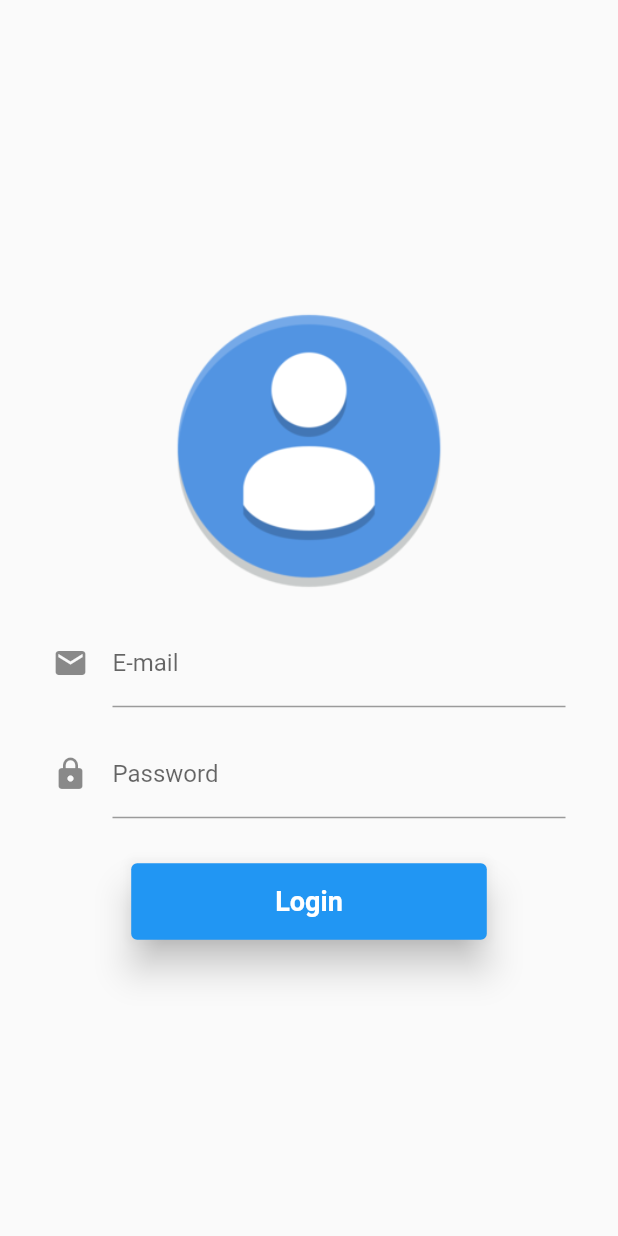
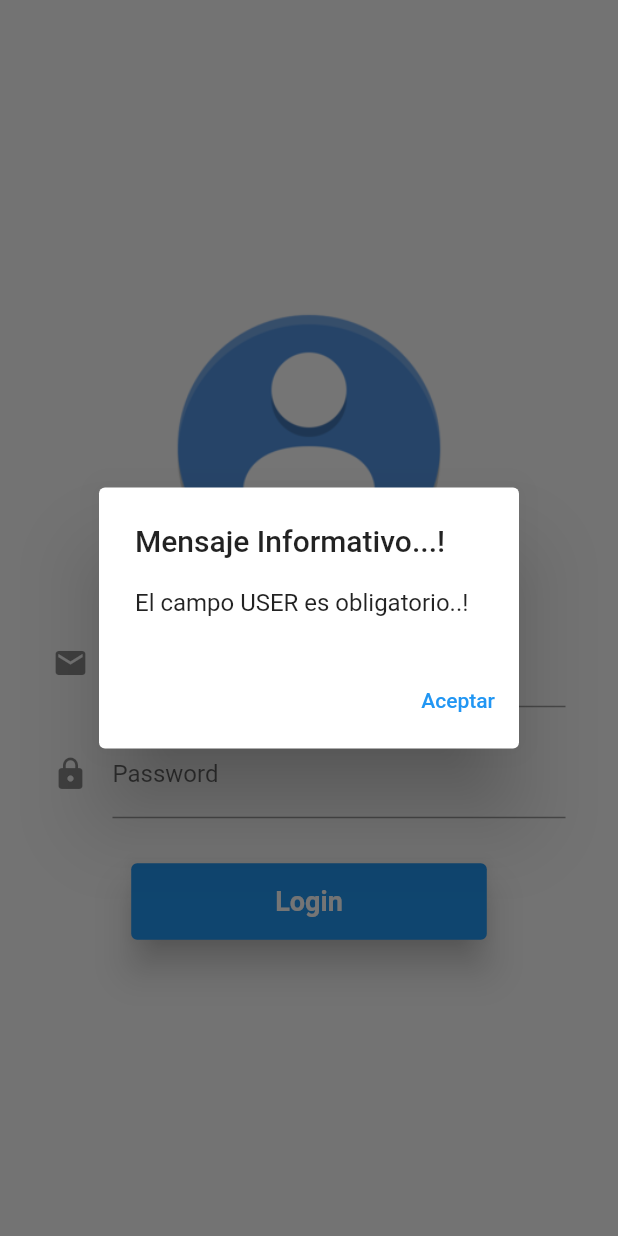
Before and after one commit to Will121415/first_parcial_movil, a Flutter app: the screen it shows after launch, after a tap on "Login", on a phone screen of 412 x 824 dp. Run offline on Flutter 3.47's test engine with Material 2 defaults, Android fonts, the phone set to English and light mode, and no system bars; accounts and stored records are empty.

Commit message:
Page Main

```diff
--- /dev/null
+++ b/lib/pages/home_page.dart
@@ -0,0 +1,37 @@
+import 'package:flutter/material.dart';
+
+class HomePage extends StatefulWidget {
+  final String user;
+  HomePage(this.user);
+  @override
+  _HomePageState createState() => _HomePageState();
+}
+
+class _HomePageState extends State<HomePage> {
+  @override
+  Widget build(BuildContext context) {
+    return MaterialApp(
+      title: 'Material App',
+      debugShowCheckedModeBanner: false,
+      home: Scaffold(
+        appBar: AppBar(
+          title: Text('Main Page'),
+          actions: <Widget>[
+            Padding(
+              padding: EdgeInsets.all(20.0),
+              child: Text(
+                widget.user,
+                style: TextStyle(fontSize: 18, fontWeight: FontWeight.bold),
+              ),
+            )
+          ],
+        ),
+        body: Center(
+          child: Container(
+            child: Text('Hello World'),
+          ),
+        ),
+      ),
+    );
+  }
+}
--- a/lib/pages/login_page.dart
+++ b/lib/pages/login_page.dart
@@ -1,4 +1,5 @@
 import 'package:first_parcial/models/user.dart';
+import 'package:first_parcial/pages/home_page.dart';
 import 'package:flutter/material.dart';
 
 class LoginPage extends StatefulWidget {
@@ -120,19 +121,53 @@ class _LoginPageState extends State<LoginPage> {
 
           if (user.isNotEmpty && password.isNotEmpty) {
             if ((user == _user.user) && (password == _user.password)) {
-              print('Bienvenido $user');
+              _messageResponde(context, 'Bienvenido $user', isLogin: true);
+              controllerUser.clear();
+              controllerPassword.clear();
             } else {
-              print('Usuario y/o Contraseña incorrecta...!');
+              _messageResponde(
+                  context, 'Usuario y/o Contraseña incorrecta...!');
+              controllerUser.clear();
+              controllerPassword.clear();
             }
           } else {
             if (user.isEmpty) {
-              print('El campo USER es obligatorio..!');
+              _messageResponde(context, 'El campo USER es obligatorio..!');
             } else {
-              print('El campo PASSWORD es obligatorio..!');
+              _messageResponde(context, 'El campo PASSWORD es obligatorio..!');
             }
           }
         },
       );
     });
   }
+
+  _messageResponde(BuildContext context, String message, {isLogin = false}) {
+    showDialog(
+        context: context,
+        builder: (_) => AlertDialog(
+              title: Text('Mensaje Informativo...!'),
+              content: Text(message),
+              actions: [
+                TextButton(
+                  onPressed: () {
+                    if (isLogin) {
+                      Navigator.push(
+                              context,
+                              MaterialPageRoute(
+                                  builder: (context) => HomePage(user)))
+                          .then((value) {
+                        Navigator.pop(context);
+                      });
+                    } else
+                      Navigator.pop(context);
+                  },
+                  child: Text(
+                    'Aceptar',
+                    style: TextStyle(color: Colors.blue),
+                  ),
+                ),
+              ],
+            ));
+  }
 }
```
